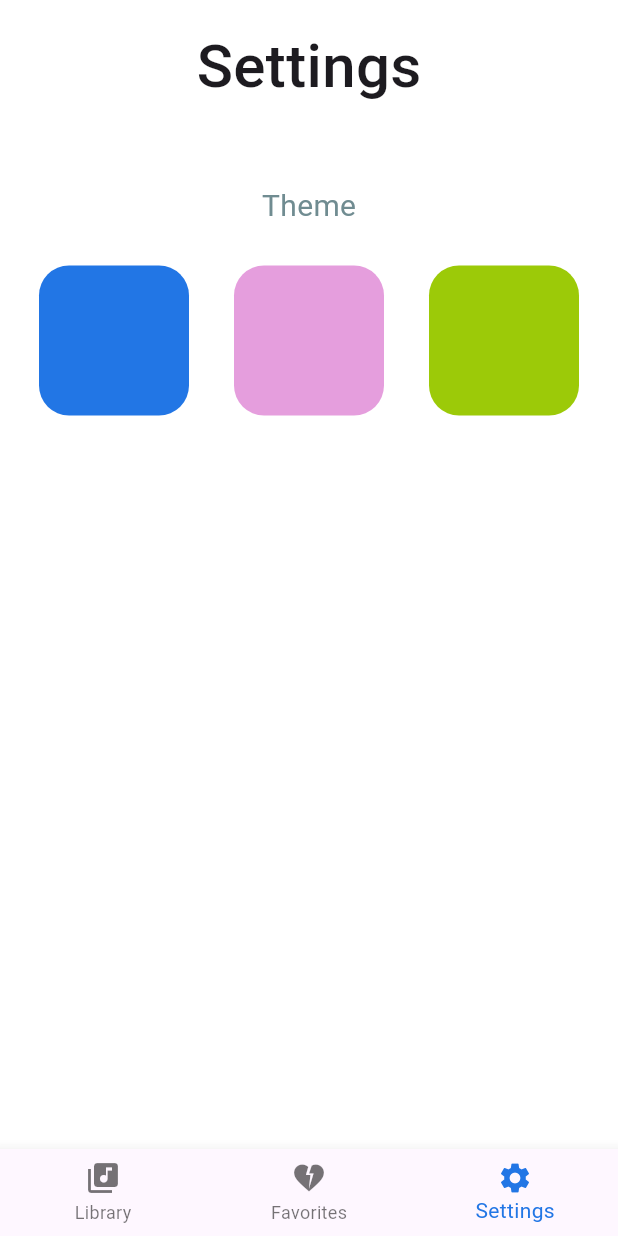
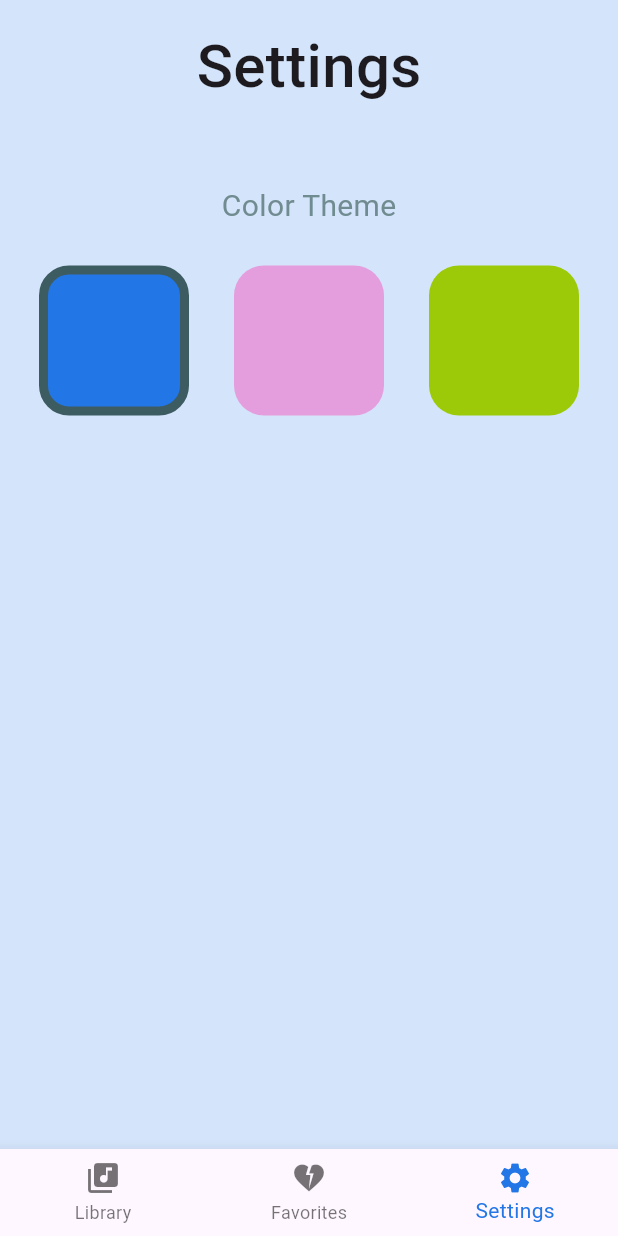
Before and after one commit to Haysansan/W6---SMAL-HOMEWORK, a Flutter app: the screen it shows after launch, item 3 of the bottom bar chosen, on a phone screen of 412 x 824 dp. Run offline on Flutter 3.47's test engine with Material 3 defaults, Android fonts, the phone set to English and light mode, and no system bars; our stand-ins replace nested; Roboto replaces fonts that are missing (Eesti).

Commit message:
4. Use AppSettingsState in Views

```diff
--- a/lib/ui/screens/library/library_screen.dart
+++ b/lib/ui/screens/library/library_screen.dart
@@ -4,6 +4,7 @@ import 'package:provider/provider.dart';
 import '../../../data/repositories/songs/song_repository.dart';
 import '../../../model/songs/song.dart';
 import '../../states/player_state.dart';
+import '../../states/settings_state.dart';
 import '../../theme/theme.dart';
 
 class LibraryScreen extends StatelessWidget {
@@ -15,11 +16,14 @@ class LibraryScreen extends StatelessWidget {
     SongRepository songRepository = context.read<SongRepository>();
     List<Song> songs = songRepository.fetchSongs();
 
+    // 2 - Watch the global settings state
+    AppSettingsState settingsState = context.watch<AppSettingsState>();
+
     // 3 - Watch the global player state
     PlayerState playerState = context.watch<PlayerState>();
 
     return Container(
-
+      color: settingsState.theme.backgroundColor,
       child: Column(
         crossAxisAlignment: CrossAxisAlignment.center,
         children: [
--- a/lib/ui/screens/settings/settings_screen.dart
+++ b/lib/ui/screens/settings/settings_screen.dart
@@ -1,6 +1,8 @@
 import 'package:flutter/material.dart';
+import 'package:provider/provider.dart';
 
 import '../../../model/settings/app_settings.dart';
+import '../../states/settings_state.dart';
 import '../../theme/theme.dart';
 import 'widget/theme_color_button.dart';
 
@@ -9,8 +11,11 @@ class SettingsScreen extends StatelessWidget {
 
   @override
   Widget build(BuildContext context) {
+    // Watch the global settings state
+    AppSettingsState settingsState = context.watch<AppSettingsState>();
 
     return Container(
+      color: settingsState.theme.backgroundColor,
       child: Column(
         crossAxisAlignment: CrossAxisAlignment.center,
         children: [
@@ -20,7 +25,7 @@ class SettingsScreen extends StatelessWidget {
           SizedBox(height: 50),
 
           Text(
-            "Theme",
+            "Color Theme",
             style: AppTextStyles.label.copyWith(color: AppColors.textLight),
           ),
 
@@ -32,9 +37,9 @@ class SettingsScreen extends StatelessWidget {
                 .map(
                   (theme) => ThemeColorButton(
                     themeColor: theme,
-                    isSelected: false,
+                    isSelected: settingsState.theme == theme,
                     onTap: (value) {
-
+                      settingsState.changeTheme(value);
                     },
                   ),
                 )
--- a/lib/ui/states/settings_state.dart
+++ b/lib/ui/states/settings_state.dart
@@ -16,7 +16,6 @@ class AppSettingsState extends ChangeNotifier {
     notifyListeners();
   }
 
-  // Might be used to load data from repository
   ThemeColor get theme => _appSettings?.themeColor ?? ThemeColor.blue;
 
   Future<void> changeTheme(ThemeColor themeColor) async {
```
Also changed, not shown: lib/ui/screens/favorite/favorite_screen.dart (+7 -12 lines).
